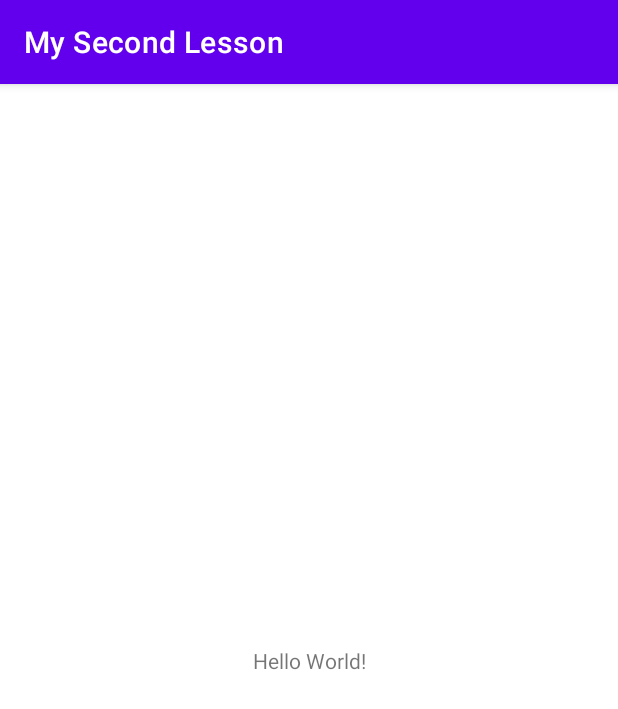
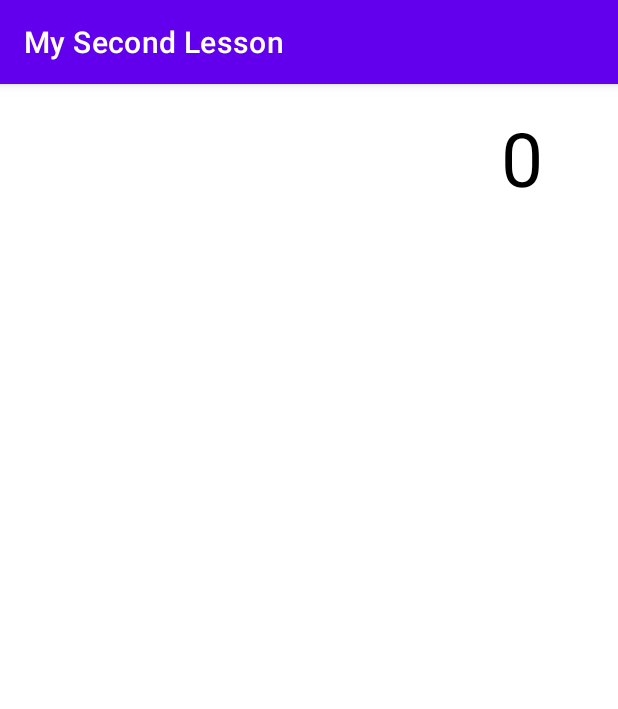
Before and after one commit to Alecfyz/MySecondLesson, an Android app: the screen it shows after launch (MainActivity), on a phone screen of 412 x 824 dp. Shown: the top 709 px of the screen. Run offline under Robolectric (Android 15) with nearby library versions, the phone set to English and light mode, and no system bars.

Commit message:
Урок 2. Комит 2. готово окно вывода результата.

```diff
--- a/app/src/main/res/layout/activity_main.xml
+++ b/app/src/main/res/layout/activity_main.xml
@@ -1,18 +1,24 @@
 <?xml version="1.0" encoding="utf-8"?>
-<androidx.constraintlayout.widget.ConstraintLayout xmlns:android="http://schemas.android.com/apk/res/android"
-    xmlns:app="http://schemas.android.com/apk/res-auto"
-    xmlns:tools="http://schemas.android.com/tools"
+<LinearLayout xmlns:android="http://schemas.android.com/apk/res/android"
+xmlns:tools="http://schemas.android.com/tools"
+android:layout_width="match_parent"
+android:layout_height="match_parent"
+android:gravity="center_horizontal"
+android:orientation="vertical"
+tools:context=".MainActivity">
+
+<TextView
+    android:id="@+id/view_result"
     android:layout_width="match_parent"
-    android:layout_height="match_parent"
-    tools:context=".MainActivity">
+    android:layout_height="@dimen/layout_height"
+    android:textColor="@color/black"
+    android:layout_gravity="center_horizontal"
+    android:layout_marginStart="@dimen/layout_margin_left_text_view"
+    android:layout_marginTop="@dimen/layout_margin_top_text_view"
+    android:layout_marginEnd="@dimen/layout_margin_right_text_view"
+    android:gravity="end"
+    android:text="@string/result_text"
+    android:textSize="@dimen/text_view_text_size" />
 
-    <TextView
-        android:layout_width="wrap_content"
-        android:layout_height="wrap_content"
-        android:text="Hello World!"
-        app:layout_constraintBottom_toBottomOf="parent"
-        app:layout_constraintLeft_toLeftOf="parent"
-        app:layout_constraintRight_toRightOf="parent"
-        app:layout_constraintTop_toTopOf="parent" />
 
-</androidx.constraintlayout.widget.ConstraintLayout>
+</LinearLayout>
--- /dev/null
+++ b/app/src/main/res/values/dimens.xml
@@ -0,0 +1,12 @@
+<?xml version="1.0" encoding="utf-8"?>
+<resources>
+    <dimen name="columnCount">4</dimen>
+    <dimen name="layout_marginEnd">30dp</dimen>
+    <dimen name="layout_marginStart">30dp</dimen>
+    <dimen name="text_view_text_size">50sp</dimen>
+    <dimen name="layout_margin_right_text_view">50dp</dimen>
+    <dimen name="layout_margin_top_text_view">15dp</dimen>
+    <dimen name="layout_margin_left_text_view">50dp</dimen>
+    <dimen name="layout_height">120dp</dimen>
+    <dimen name="calcBut_textsize">24sp</dimen>
+</resources>
--- a/app/src/main/res/values/strings.xml
+++ b/app/src/main/res/values/strings.xml
@@ -1,3 +1,4 @@
 <resources>
     <string name="app_name">My Second Lesson</string>
+    <string name="result_text">0</string>
 </resources>
```
